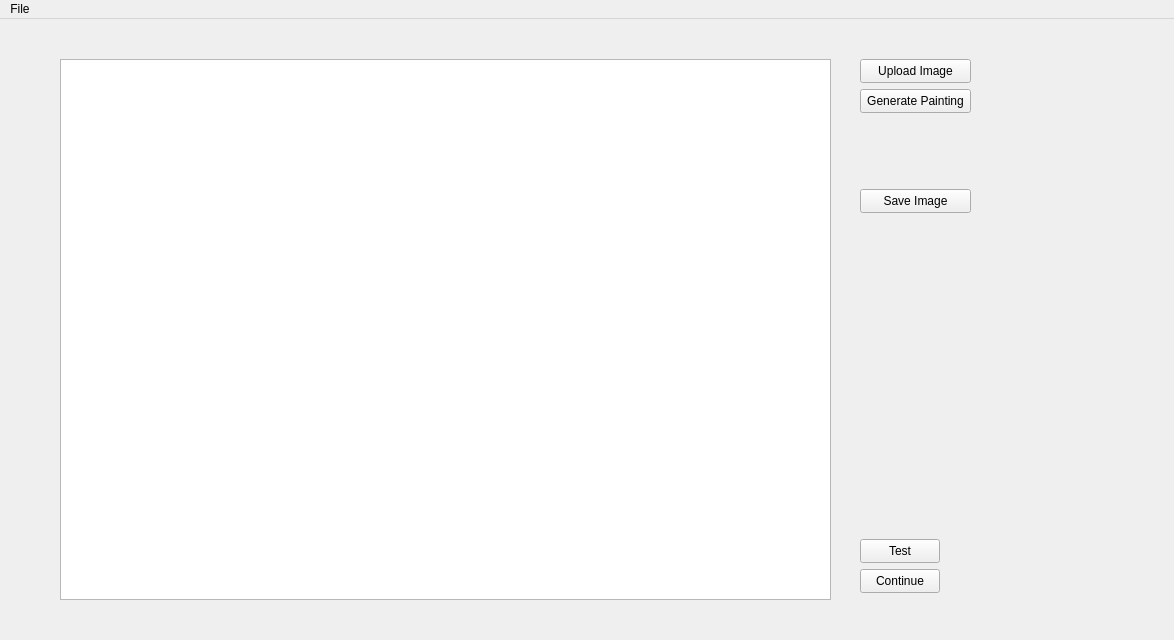
Before: the Qt Designer form assignment_package/forms/mainwindow.ui in sharond106/Senior-Design, drawn with Qt 5.
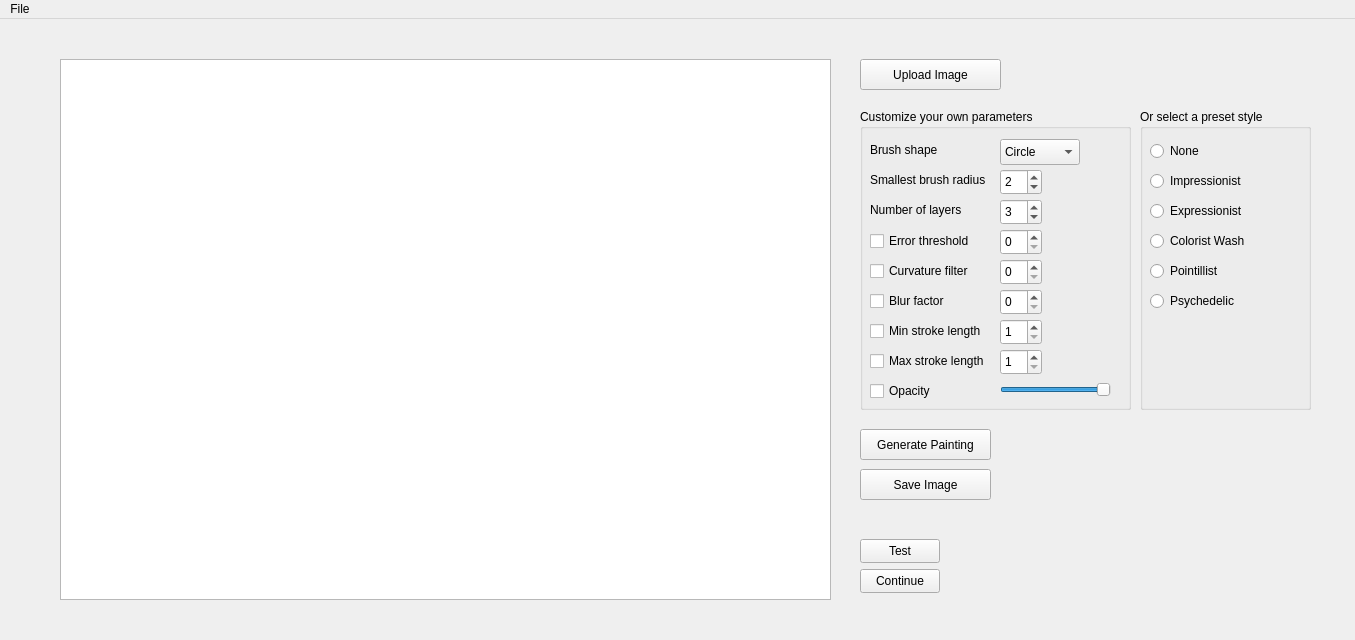
After: the same form once the commit is applied.

Diff of the .ui file:
```diff
--- a/assignment_package/forms/mainwindow.ui
+++ b/assignment_package/forms/mainwindow.ui
@@ -6,7 +6,7 @@
    <rect>
     <x>0</x>
     <y>0</y>
-    <width>1174</width>
+    <width>1355</width>
     <height>640</height>
    </rect>
   </property>
@@ -29,8 +29,8 @@
      <rect>
       <x>860</x>
       <y>40</y>
-      <width>111</width>
-      <height>24</height>
+      <width>141</width>
+      <height>31</height>
      </rect>
     </property>
     <property name="text">
@@ -41,9 +41,9 @@
     <property name="geometry">
      <rect>
       <x>860</x>
-      <y>170</y>
-      <width>111</width>
-      <height>24</height>
+      <y>450</y>
+      <width>131</width>
+      <height>31</height>
      </rect>
     </property>
     <property name="text">
@@ -80,23 +80,409 @@
     <property name="geometry">
      <rect>
       <x>860</x>
-      <y>70</y>
-      <width>111</width>
-      <height>24</height>
+      <y>410</y>
+      <width>131</width>
+      <height>31</height>
      </rect>
     </property>
     <property name="text">
      <string>Generate Painting</string>
     </property>
    </widget>
+   <widget class="QSpinBox" name="smallestRadius">
+    <property name="geometry">
+     <rect>
+      <x>1000</x>
+      <y>150</y>
+      <width>42</width>
+      <height>26</height>
+     </rect>
+    </property>
+    <property name="minimum">
+     <number>1</number>
+    </property>
+    <property name="value">
+     <number>2</number>
+    </property>
+   </widget>
+   <widget class="QLabel" name="label">
+    <property name="geometry">
+     <rect>
+      <x>870</x>
+      <y>150</y>
+      <width>121</width>
+      <height>21</height>
+     </rect>
+    </property>
+    <property name="text">
+     <string>Smallest brush radius</string>
+    </property>
+   </widget>
+   <widget class="QSpinBox" name="numberLayers">
+    <property name="geometry">
+     <rect>
+      <x>1000</x>
+      <y>180</y>
+      <width>42</width>
+      <height>26</height>
+     </rect>
+    </property>
+    <property name="minimum">
+     <number>1</number>
+    </property>
+    <property name="maximum">
+     <number>10</number>
+    </property>
+    <property name="value">
+     <number>3</number>
+    </property>
+   </widget>
+   <widget class="QLabel" name="label_2">
+    <property name="geometry">
+     <rect>
+      <x>870</x>
+      <y>180</y>
+      <width>121</width>
+      <height>21</height>
+     </rect>
+    </property>
+    <property name="text">
+     <string>Number of layers</string>
+    </property>
+   </widget>
+   <widget class="QSpinBox" name="errorThreshold">
+    <property name="geometry">
+     <rect>
+      <x>1000</x>
+      <y>210</y>
+      <width>42</width>
+      <height>26</height>
+     </rect>
+    </property>
+   </widget>
+   <widget class="QSpinBox" name="curvatureFilter">
+    <property name="geometry">
+     <rect>
+      <x>1000</x>
+      <y>240</y>
+      <width>42</width>
+      <height>26</height>
+     </rect>
+    </property>
+   </widget>
+   <widget class="QSpinBox" name="minStrokeLength">
+    <property name="geometry">
+     <rect>
+      <x>1000</x>
+      <y>300</y>
+      <width>42</width>
+      <height>26</height>
+     </rect>
+    </property>
+    <property name="minimum">
+     <number>1</number>
+    </property>
+   </widget>
+   <widget class="QSpinBox" name="blurFactor">
+    <property name="geometry">
+     <rect>
+      <x>1000</x>
+      <y>270</y>
+      <width>42</width>
+      <height>26</height>
+     </rect>
+    </property>
+   </widget>
+   <widget class="QSpinBox" name="maxStrokeLength">
+    <property name="geometry">
+     <rect>
+      <x>1000</x>
+      <y>330</y>
+      <width>42</width>
+      <height>26</height>
+     </rect>
+    </property>
+    <property name="minimum">
+     <number>1</number>
+    </property>
+   </widget>
+   <widget class="QSlider" name="opacity">
+    <property name="geometry">
+     <rect>
+      <x>1000</x>
+      <y>360</y>
+      <width>111</width>
+      <height>22</height>
+     </rect>
+    </property>
+    <property name="maximum">
+     <number>10</number>
+    </property>
+    <property name="singleStep">
+     <number>1</number>
+    </property>
+    <property name="value">
+     <number>10</number>
+    </property>
+    <property name="sliderPosition">
+     <number>10</number>
+    </property>
+    <property name="orientation">
+     <enum>Qt::Horizontal</enum>
+    </property>
+    <property name="tickInterval">
+     <number>1</number>
+    </property>
+   </widget>
+   <widget class="QCheckBox" name="errorThresholdCheck">
+    <property name="geometry">
+     <rect>
+      <x>870</x>
+      <y>210</y>
+      <width>131</width>
+      <height>24</height>
+     </rect>
+    </property>
+    <property name="text">
+     <string>Error threshold</string>
+    </property>
+   </widget>
+   <widget class="QCheckBox" name="curvatureFilterCheck">
+    <property name="geometry">
+     <rect>
+      <x>870</x>
+      <y>240</y>
+      <width>131</width>
+      <height>24</height>
+     </rect>
+    </property>
+    <property name="text">
+     <string>Curvature filter </string>
+    </property>
+   </widget>
+   <widget class="QCheckBox" name="blurFactorCheck">
+    <property name="geometry">
+     <rect>
+      <x>870</x>
+      <y>270</y>
+      <width>131</width>
+      <height>24</height>
+     </rect>
+    </property>
+    <property name="text">
+     <string>Blur factor</string>
+    </property>
+   </widget>
+   <widget class="QCheckBox" name="minStrokeLengthCheck">
+    <property name="geometry">
+     <rect>
+      <x>870</x>
+      <y>300</y>
+      <width>141</width>
+      <height>24</height>
+     </rect>
+    </property>
+    <property name="text">
+     <string>Min stroke length</string>
+    </property>
+   </widget>
+   <widget class="QCheckBox" name="maxStrokeLengthCheck">
+    <property name="geometry">
+     <rect>
+      <x>870</x>
+      <y>330</y>
+      <width>131</width>
+      <height>24</height>
+     </rect>
+    </property>
+    <property name="text">
+     <string>Max stroke length</string>
+    </property>
+   </widget>
+   <widget class="QCheckBox" name="opacityCheck">
+    <property name="geometry">
+     <rect>
+      <x>870</x>
+      <y>360</y>
+      <width>131</width>
+      <height>24</height>
+     </rect>
+    </property>
+    <property name="text">
+     <string>Opacity</string>
+    </property>
+   </widget>
+   <widget class="QComboBox" name="brushShape">
+    <property name="geometry">
+     <rect>
+      <x>1000</x>
+      <y>120</y>
+      <width>80</width>
+      <height>26</height>
+     </rect>
+    </property>
+    <item>
+     <property name="text">
+      <string>Circle</string>
+     </property>
+    </item>
+    <item>
+     <property name="text">
+      <string>Square</string>
+     </property>
+    </item>
+   </widget>
+   <widget class="QLabel" name="label_3">
+    <property name="geometry">
+     <rect>
+      <x>870</x>
+      <y>120</y>
+      <width>121</width>
+      <height>21</height>
+     </rect>
+    </property>
+    <property name="text">
+     <string>Brush shape</string>
+    </property>
+   </widget>
+   <widget class="QGroupBox" name="parametersGroup">
+    <property name="geometry">
+     <rect>
+      <x>860</x>
+      <y>90</y>
+      <width>271</width>
+      <height>301</height>
+     </rect>
+    </property>
+    <property name="title">
+     <string>Customize your own parameters</string>
+    </property>
+   </widget>
+   <widget class="QGroupBox" name="styleGroup">
+    <property name="geometry">
+     <rect>
+      <x>1140</x>
+      <y>90</y>
+      <width>171</width>
+      <height>301</height>
+     </rect>
+    </property>
+    <property name="title">
+     <string>Or select a preset style</string>
+    </property>
+    <widget class="QRadioButton" name="psychedelicStyle">
+     <property name="geometry">
+      <rect>
+       <x>10</x>
+       <y>180</y>
+       <width>110</width>
+       <height>24</height>
+      </rect>
+     </property>
+     <property name="text">
+      <string>Psychedelic</string>
+     </property>
+    </widget>
+    <widget class="QRadioButton" name="expressionistStyle">
+     <property name="geometry">
+      <rect>
+       <x>10</x>
+       <y>90</y>
+       <width>110</width>
+       <height>24</height>
+      </rect>
+     </property>
+     <property name="text">
+      <string>Expressionist</string>
+     </property>
+    </widget>
+    <widget class="QRadioButton" name="pointillistStyle">
+     <property name="geometry">
+      <rect>
+       <x>10</x>
+       <y>150</y>
+       <width>110</width>
+       <height>24</height>
+      </rect>
+     </property>
+     <property name="text">
+      <string>Pointillist</string>
+     </property>
+    </widget>
+    <widget class="QRadioButton" name="impressionistStyle">
+     <property name="geometry">
+      <rect>
+       <x>10</x>
+       <y>60</y>
+       <width>110</width>
+       <height>24</height>
+      </rect>
+     </property>
+     <property name="text">
+      <string>Impressionist</string>
+     </property>
+    </widget>
+    <widget class="QRadioButton" name="noneStyle">
+     <property name="geometry">
+      <rect>
+       <x>10</x>
+       <y>30</y>
+       <width>110</width>
+       <height>24</height>
+      </rect>
+     </property>
+     <property name="text">
+      <string>None</string>
+     </property>
+    </widget>
+    <widget class="QRadioButton" name="coloristStyle">
+     <property name="geometry">
+      <rect>
+       <x>10</x>
+       <y>120</y>
+       <width>110</width>
+       <height>24</height>
+      </rect>
+     </property>
+     <property name="text">
+      <string>Colorist Wash</string>
+     </property>
+    </widget>
+   </widget>
+   <zorder>parametersGroup</zorder>
+   <zorder>styleGroup</zorder>
+   <zorder>scene_display</zorder>
+   <zorder>openButton</zorder>
+   <zorder>saveButton</zorder>
+   <zorder>testButton</zorder>
+   <zorder>continueButton</zorder>
+   <zorder>paintButton</zorder>
+   <zorder>smallestRadius</zorder>
+   <zorder>label</zorder>
+   <zorder>numberLayers</zorder>
+   <zorder>label_2</zorder>
+   <zorder>errorThreshold</zorder>
+   <zorder>curvatureFilter</zorder>
+   <zorder>minStrokeLength</zorder>
+   <zorder>blurFactor</zorder>
+   <zorder>maxStrokeLength</zorder>
+   <zorder>opacity</zorder>
+   <zorder>errorThresholdCheck</zorder>
+   <zorder>curvatureFilterCheck</zorder>
+   <zorder>blurFactorCheck</zorder>
+   <zorder>minStrokeLengthCheck</zorder>
+   <zorder>maxStrokeLengthCheck</zorder>
+   <zorder>opacityCheck</zorder>
+   <zorder>brushShape</zorder>
+   <zorder>label_3</zorder>
   </widget>
   <widget class="QMenuBar" name="menuBar">
    <property name="geometry">
     <rect>
      <x>0</x>
      <y>0</y>
-     <width>1174</width>
-     <height>22</height>
+     <width>1355</width>
+     <height>26</height>
     </rect>
    </property>
    <widget class="QMenu" name="menuFile">
```
